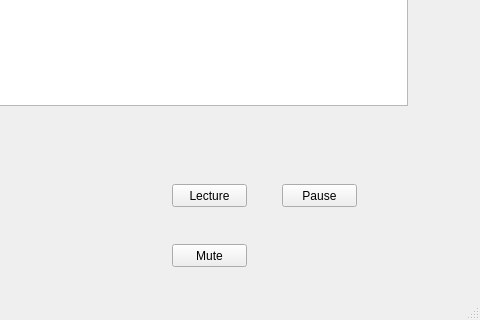
Qt form AudioGeek/mainwindow.ui (MacMaty/AudioGeek) before a commit; both pictures show x 268 to 748 and y 152 to 472 of the 748 by 472 pixel window.
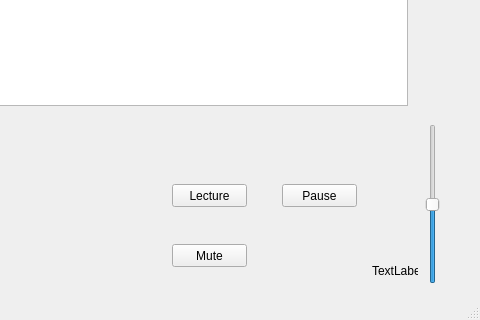
The same form after that commit.

Commit message: Volume Done Signed-off-by: Mathieu BOYER <mat.boyer95@gmail.com>

Patch:
```diff
--- a/AudioGeek/mainwindow.ui
+++ b/AudioGeek/mainwindow.ui
@@ -76,6 +76,41 @@
      <string>Mute</string>
     </property>
    </widget>
+   <widget class="QSlider" name="verticalSlider">
+    <property name="geometry">
+     <rect>
+      <x>690</x>
+      <y>240</y>
+      <width>22</width>
+      <height>160</height>
+     </rect>
+    </property>
+    <property name="maximum">
+     <number>100</number>
+    </property>
+    <property name="singleStep">
+     <number>1</number>
+    </property>
+    <property name="sliderPosition">
+     <number>50</number>
+    </property>
+    <property name="orientation">
+     <enum>Qt::Vertical</enum>
+    </property>
+   </widget>
+   <widget class="QLabel" name="volume_lbl">
+    <property name="geometry">
+     <rect>
+      <x>640</x>
+      <y>380</y>
+      <width>46</width>
+      <height>13</height>
+     </rect>
+    </property>
+    <property name="text">
+     <string>TextLabel</string>
+    </property>
+   </widget>
   </widget>
   <widget class="QMenuBar" name="menuBar">
    <property name="geometry">
```
The commit also changes 7 other files.
